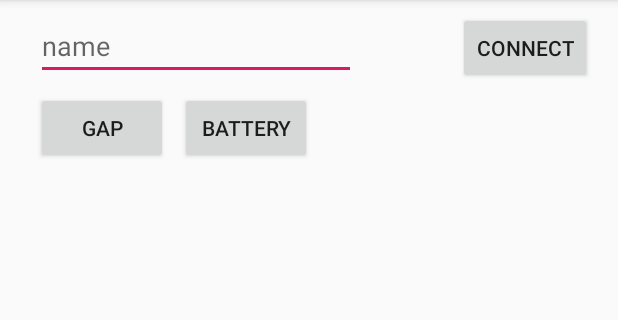
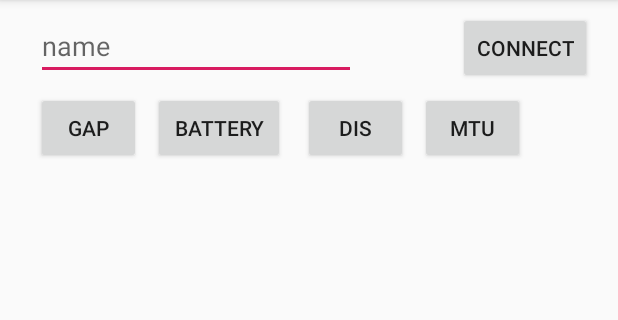
Before and after one commit to uber/RxCentralBle, an Android app: the screen it shows after launch (MainActivity), on a phone screen of 412 x 824 dp, the part 84-404 px from its top. Run offline under Robolectric (Android 15) with nearby library versions, the phone set to English and light mode, and no system bars; our stand-ins replace ButterKnife, RxJava, Timber; libraries missing offline, so code that uses them is left out: com.jakewharton.rxrelay2; 2 statements that could not run were skipped.

Commit message:
Added DIS and MTU to Sample App

```diff
--- a/rx-central-ble-sample/src/main/java/com/uber/rx_central_ble/sample/SampleApplication.java
+++ b/rx-central-ble-sample/src/main/java/com/uber/rx_central_ble/sample/SampleApplication.java
@@ -17,6 +17,12 @@ public class SampleApplication extends Application {
   public static final UUID GAP_DEVICE_NAME_UUID = Utils.uuidFromInteger(0x2A00);
   public static final UUID BATTERY_SVC_UUID = Utils.uuidFromInteger(0x180F);
   public static final UUID BATTERY_LEVEL_UUID = Utils.uuidFromInteger(0x2A19);
+  public static final UUID DIS_SVC_UUID = Utils.uuidFromInteger(0x180A);
+  public static final UUID DIS_MFG_NAME_UUID = Utils.uuidFromInteger(0x2A29);
+  public static final UUID DIS_MODEL_UUID = Utils.uuidFromInteger(0x2A24);
+  public static final UUID DIS_SERIAL_UUID = Utils.uuidFromInteger(0x2A25);
+  public static final UUID DIS_HARDWARE_UUID = Utils.uuidFromInteger(0x2A27);
+  public static final UUID DIS_FIRMWARE_UUID = Utils.uuidFromInteger(0x2A26);
 
   private ConnectionManager connectionManager;
   private GattManager gattManager;
--- a/rx-central-ble-sample/src/main/res/layout/activity_main.xml
+++ b/rx-central-ble-sample/src/main/res/layout/activity_main.xml
@@ -5,6 +5,16 @@
     android:layout_width="match_parent"
     android:layout_height="match_parent"
     tools:context=".MainActivity">
+
+    <Button
+        android:id="@+id/mtuButton"
+        android:layout_width="70dp"
+        android:layout_height="wrap_content"
+        android:layout_marginStart="8dp"
+        android:layout_marginTop="8dp"
+        android:text="MTU"
+        app:layout_constraintStart_toEndOf="@+id/disButton"
+        app:layout_constraintTop_toBottomOf="@+id/nameEditText" />
 
     <EditText
         android:id="@+id/nameEditText"
@@ -55,8 +65,18 @@
         app:layout_constraintTop_toBottomOf="@+id/nameEditText" />
 
     <Button
+        android:id="@+id/disButton"
+        android:layout_width="70dp"
+        android:layout_height="wrap_content"
+        android:layout_marginStart="12dp"
+        android:layout_marginTop="8dp"
+        android:text="DIS"
+        app:layout_constraintStart_toEndOf="@+id/batteryButton"
+        app:layout_constraintTop_toBottomOf="@+id/nameEditText" />
+
+    <Button
         android:id="@+id/gapButton"
-        android:layout_width="wrap_content"
+        android:layout_width="70dp"
         android:layout_height="wrap_content"
         android:layout_marginStart="24dp"
         android:layout_marginTop="8dp"
```
Also changed, not shown: rx-central-ble-sample/src/main/java/com/uber/rx_central_ble/sample/MainActivity.java (+51 -0 lines), 1 other file.
